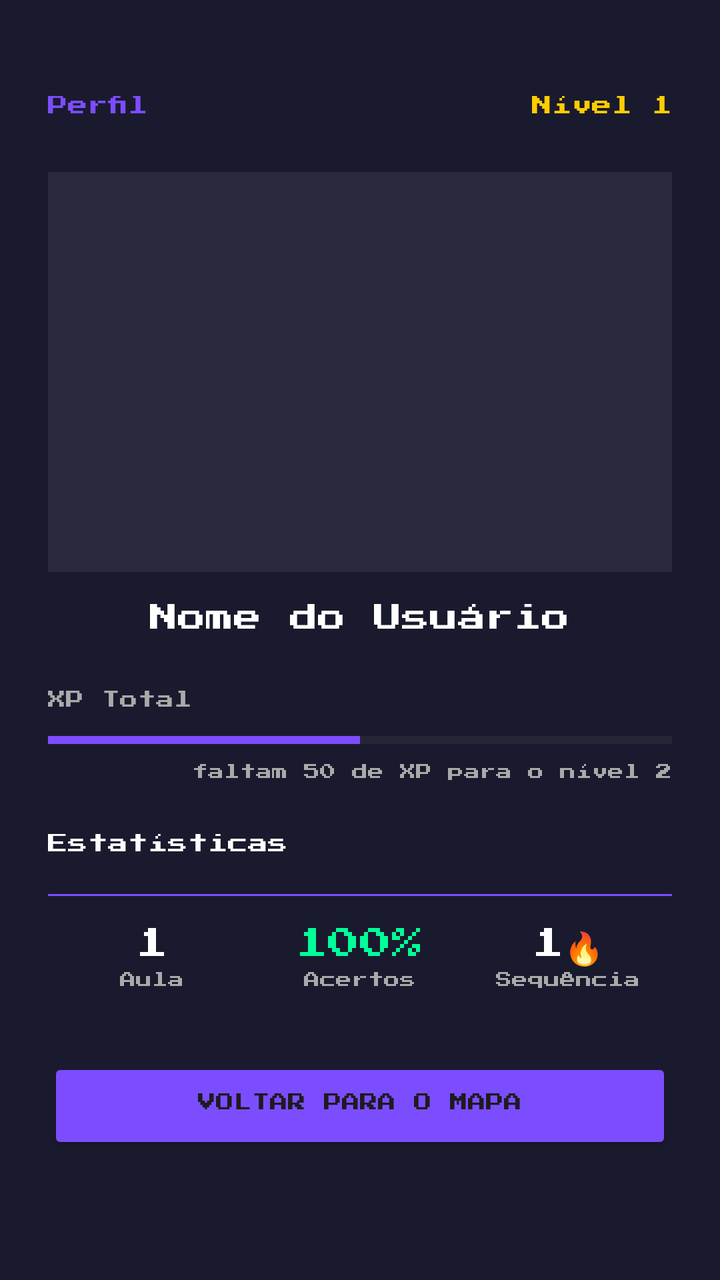
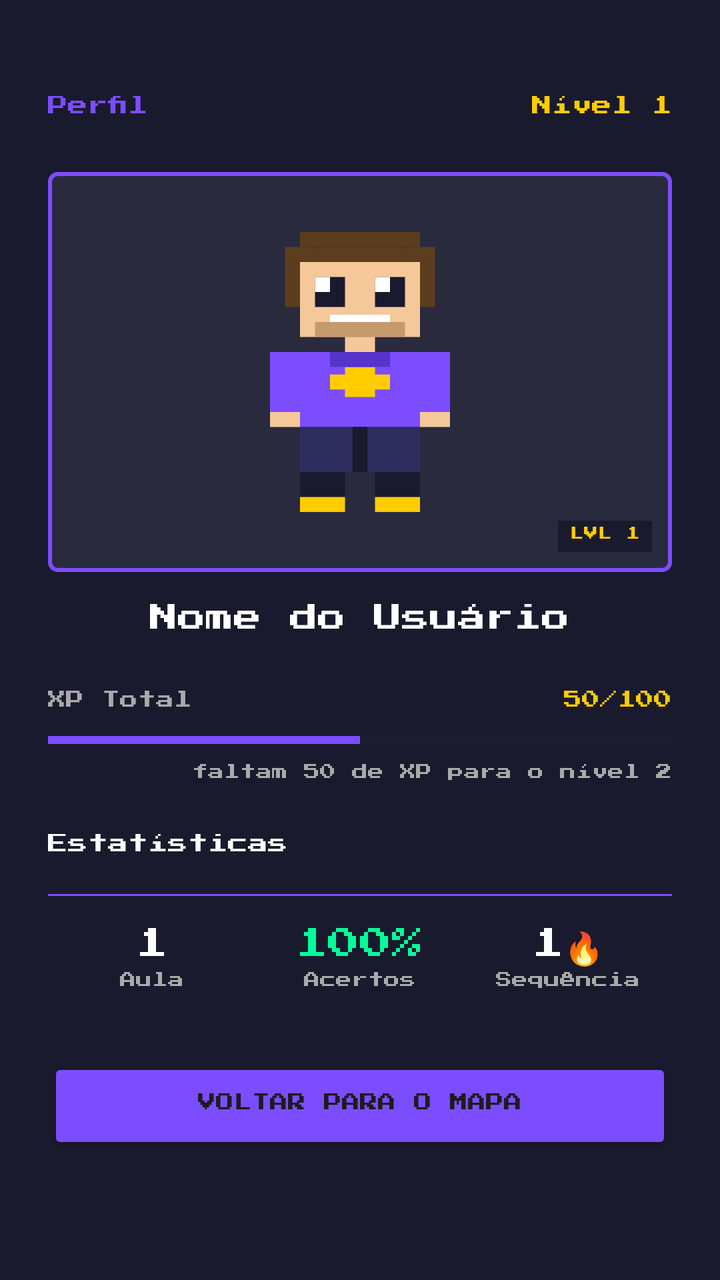

Before-and-after screenshots of an Android layout around one commit, followed by the original layout XML and the change that was made.
<!-- AndroidManifest.xml: application theme Theme.CodeQuest -->
<!-- res/layout/activity_perfil.xml -->
<?xml version="1.0" encoding="utf-8"?>
<LinearLayout xmlns:android="http://schemas.android.com/apk/res/android"
    android:layout_width="match_parent"
    android:layout_height="match_parent"
    android:orientation="vertical"
    android:padding="24dp"
    android:background="#1a1a2e">

    <LinearLayout
        android:layout_width="match_parent"
        android:layout_height="wrap_content"
        android:orientation="horizontal"
        android:layout_marginTop="24dp"
        android:layout_marginBottom="24dp">

        <TextView
            android:layout_width="0dp"
            android:layout_height="wrap_content"
            android:layout_weight="1"
            android:text="Perfil"
            android:textColor="#7c4dff"
            android:textSize="10sp"
            android:fontFamily="@font/pressstart2p"/>

        <TextView
            android:id="@+id/tvNivelPerfil"
            android:layout_width="wrap_content"
            android:layout_height="wrap_content"
            android:text="Nível 1"
            android:textColor="#ffcc00"
            android:textSize="10sp"
            android:fontFamily="@font/pressstart2p"/>

    </LinearLayout>

    <View
        android:layout_width="match_parent"
        android:layout_height="200dp"
        android:background="#2a2a3e"
        android:layout_marginBottom="16dp"/>

    <TextView
        android:id="@+id/tvNomeUsuario"
        android:layout_width="wrap_content"
        android:layout_height="wrap_content"
        android:text="Nome do Usuário"
        android:textColor="#ffffff"
        android:textSize="14sp"
        android:fontFamily="@font/pressstart2p"
        android:layout_gravity="center"
        android:layout_marginBottom="24dp"/>

    <TextView
        android:layout_width="wrap_content"
        android:layout_height="wrap_content"
        android:text="XP Total"
        android:textColor="#aaaaaa"
        android:textSize="9sp"
        android:fontFamily="@font/pressstart2p"
        android:layout_marginBottom="4dp"/>

    <ProgressBar
        android:id="@+id/progressXP"
        style="?android:attr/progressBarStyleHorizontal"
        android:layout_width="match_parent"
        android:layout_height="wrap_content"
        android:max="100"
        android:progress="50"
        android:progressTint="#7c4dff"
        android:layout_marginBottom="4dp"/>

    <TextView
        android:id="@+id/tvXPInfo"
        android:layout_width="wrap_content"
        android:layout_height="wrap_content"
        android:text="faltam 50 de XP para o nível 2"
        android:textColor="#aaaaaa"
        android:textSize="8sp"
        android:fontFamily="@font/pressstart2p"
        android:layout_gravity="end"
        android:layout_marginBottom="24dp"/>

    <TextView
        android:layout_width="wrap_content"
        android:layout_height="wrap_content"
        android:text="Estatísticas"
        android:textColor="#ffffff"
        android:textSize="10sp"
        android:fontFamily="@font/pressstart2p"
        android:layout_marginBottom="16dp"/>

    <View
        android:layout_width="match_parent"
        android:layout_height="1dp"
        android:background="#7c4dff"
        android:layout_marginBottom="16dp"/>

    <LinearLayout
        android:layout_width="match_parent"
        android:layout_height="wrap_content"
        android:orientation="horizontal"
        android:gravity="center"
        android:layout_marginBottom="32dp">

        <LinearLayout
            android:layout_width="0dp"
            android:layout_height="wrap_content"
            android:layout_weight="1"
            android:orientation="vertical"
            android:gravity="center">

            <TextView
                android:id="@+id/tvAulas"
                android:layout_width="wrap_content"
                android:layout_height="wrap_content"
                android:text="1"
                android:textColor="#ffffff"
                android:textSize="16sp"
                android:fontFamily="@font/pressstart2p"/>

            <TextView
                android:layout_width="wrap_content"
                android:layout_height="wrap_content"
                android:text="Aula"
                android:textColor="#aaaaaa"
                android:textSize="8sp"
                android:fontFamily="@font/pressstart2p"/>

        </LinearLayout>

        <LinearLayout
            android:layout_width="0dp"
            android:layout_height="wrap_content"
            android:layout_weight="1"
            android:orientation="vertical"
            android:gravity="center">

            <TextView
                android:id="@+id/tvAcertos"
                android:layout_width="wrap_content"
                android:layout_height="wrap_content"
                android:text="100%"
                android:textColor="#00ff99"
                android:textSize="16sp"
                android:fontFamily="@font/pressstart2p"/>

            <TextView
                android:layout_width="wrap_content"
                android:layout_height="wrap_content"
                android:text="Acertos"
                android:textColor="#aaaaaa"
                android:textSize="8sp"
                android:fontFamily="@font/pressstart2p"/>

        </LinearLayout>

        <LinearLayout
            android:layout_width="0dp"
            android:layout_height="wrap_content"
            android:layout_weight="1"
            android:orientation="vertical"
            android:gravity="center">

            <TextView
                android:id="@+id/tvSequencia"
                android:layout_width="wrap_content"
                android:layout_height="wrap_content"
                android:text="1🔥"
                android:textColor="#ffffff"
                android:textSize="16sp"
                android:fontFamily="@font/pressstart2p"/>

            <TextView
                android:layout_width="wrap_content"
                android:layout_height="wrap_content"
                android:text="Sequência"
                android:textColor="#aaaaaa"
                android:textSize="8sp"
                android:fontFamily="@font/pressstart2p"/>

        </LinearLayout>

    </LinearLayout>

    <Button
        android:id="@+id/btnVoltarMapa"
        android:layout_width="match_parent"
        android:layout_height="wrap_content"
        android:text="Voltar para o Mapa"
        android:backgroundTint="#7c4dff"
        android:fontFamily="@font/pressstart2p"
        android:textSize="9sp"/>

</LinearLayout>
<!-- resources referenced by this layout -->
<resources>
  <style name="Theme.CodeQuest" parent="Base.Theme.CodeQuest" />
  <style name="Base.Theme.CodeQuest" parent="Theme.Material3.DayNight.NoActionBar">
          
          
      </style>
</resources>

<!-- the commit's change to res/layout/activity_perfil.xml (unified diff, before → after) -->
@@ -6,6 +6,7 @@
     android:padding="24dp"
     android:background="#1a1a2e">
 
+    
     <LinearLayout
         android:layout_width="match_parent"
         android:layout_height="wrap_content"
@@ -33,12 +34,40 @@
 
     </LinearLayout>
 
-    <View
+    
+    <FrameLayout
         android:layout_width="match_parent"
         android:layout_height="200dp"
-        android:background="#2a2a3e"
-        android:layout_marginBottom="16dp"/>
-
+        android:layout_marginBottom="16dp"
+        android:background="@drawable/bg_avatar_card">
+
+        
+        <ImageView
+            android:layout_width="120dp"
+            android:layout_height="140dp"
+            android:layout_gravity="center"
+            android:src="@drawable/ic_pixel_character"
+            android:scaleType="fitCenter"
+            android:contentDescription="Avatar do personagem pixel art"/>
+
+        
+        <TextView
+            android:id="@+id/tvBadgeNivel"
+            android:layout_width="wrap_content"
+            android:layout_height="wrap_content"
+            android:layout_gravity="bottom|end"
+            android:layout_margin="10dp"
+            android:text="LVL 1"
+            android:textColor="#ffcc00"
+            android:textSize="7sp"
+            android:fontFamily="@font/pressstart2p"
+            android:background="#1a1a2e"
+            android:paddingHorizontal="6dp"
+            android:paddingVertical="3dp"/>
+
+    </FrameLayout>
+
+    
     <TextView
         android:id="@+id/tvNomeUsuario"
         android:layout_width="wrap_content"
@@ -50,15 +79,35 @@
         android:layout_gravity="center"
         android:layout_marginBottom="24dp"/>
 
-    <TextView
-        android:layout_width="wrap_content"
-        android:layout_height="wrap_content"
-        android:text="XP Total"
-        android:textColor="#aaaaaa"
-        android:textSize="9sp"
-        android:fontFamily="@font/pressstart2p"
-        android:layout_marginBottom="4dp"/>
-
+    
+    <LinearLayout
+        android:layout_width="match_parent"
+        android:layout_height="wrap_content"
+        android:orientation="horizontal"
+        android:layout_marginBottom="4dp">
+
+        <TextView
+            android:layout_width="0dp"
+            android:layout_height="wrap_content"
+            android:layout_weight="1"
+            android:text="XP Total"
+            android:textColor="#aaaaaa"
+            android:textSize="9sp"
+            android:fontFamily="@font/pressstart2p"/>
+
+        
+        <TextView
+            android:id="@+id/tvXPNumerico"
+            android:layout_width="wrap_content"
+            android:layout_height="wrap_content"
+            android:text="50/100"
+            android:textColor="#ffcc00"
+            android:textSize="9sp"
+            android:fontFamily="@font/pressstart2p"/>
+
+    </LinearLayout>
+
+    
     <ProgressBar
         android:id="@+id/progressXP"
         style="?android:attr/progressBarStyleHorizontal"
@@ -67,8 +116,10 @@
         android:max="100"
         android:progress="50"
         android:progressTint="#7c4dff"
+        android:progressBackgroundTint="#2a2a3e"
         android:layout_marginBottom="4dp"/>
 
+    
     <TextView
         android:id="@+id/tvXPInfo"
         android:layout_width="wrap_content"
@@ -80,6 +131,7 @@
         android:layout_gravity="end"
         android:layout_marginBottom="24dp"/>
 
+    
     <TextView
         android:layout_width="wrap_content"
         android:layout_height="wrap_content"
@@ -89,12 +141,14 @@
         android:fontFamily="@font/pressstart2p"
         android:layout_marginBottom="16dp"/>
 
+    
     <View
         android:layout_width="match_parent"
         android:layout_height="1dp"
         android:background="#7c4dff"
         android:layout_marginBottom="16dp"/>
 
+    
     <LinearLayout
         android:layout_width="match_parent"
         android:layout_height="wrap_content"
@@ -182,6 +236,7 @@
 
     </LinearLayout>
 
+    
     <Button
         android:id="@+id/btnVoltarMapa"
         android:layout_width="match_parent"
<!-- resource entries referenced after the edit -->
@@ -1,5 +1,30 @@
 <!-- resources referenced by this layout -->
 <resources>
+  <!-- drawable bg_avatar_card (drawable) -->
+  <?xml version="1.0" encoding="utf-8"?>
+  <layer-list xmlns:android="http://schemas.android.com/apk/res/android">
+  
+      
+      <item>
+          <shape android:shape="rectangle">
+              <solid android:color="#2a2a3e"/>
+              <corners android:radius="4dp"/>
+          </shape>
+      </item>
+  
+      
+      <item>
+          <shape android:shape="rectangle">
+              <solid android:color="@android:color/transparent"/>
+              <stroke
+                  android:width="2dp"
+                  android:color="#7c4dff"/>
+              <corners android:radius="4dp"/>
+          </shape>
+      </item>
+  
+  </layer-list>
+  <!-- drawable ic_pixel_character: vector/xml drawable (drawable, 2645 chars, omitted) -->
   <style name="Theme.CodeQuest" parent="Base.Theme.CodeQuest" />
   <style name="Base.Theme.CodeQuest" parent="Theme.Material3.DayNight.NoActionBar">
           
